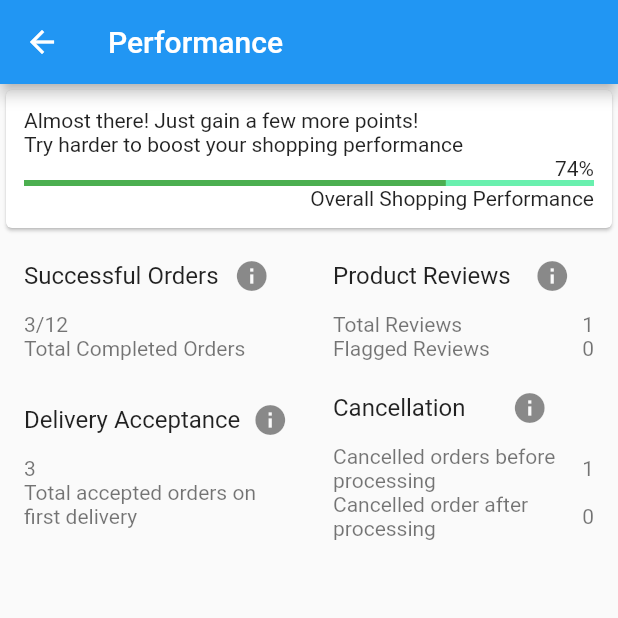
After one commit to johnj-dev/amazon_s3_test, a Flutter app: the PerformanceBuyer screen opened directly, on a phone screen of 412 x 824 dp, the top half of it. The commit adds this screen. Run offline on Flutter 3.47's test engine with Material 2 defaults, Android fonts, the phone set to English and light mode, and no system bars; our stand-ins replace dio, flutter_dash; missing offline and left inert: amazon_cognito_identity_dart, amazon_cognito_identity_dart_2, flutter_aws_s3_client.

Commit message:
Add performance page

```diff
--- a/lib/main.dart
+++ b/lib/main.dart
@@ -1,6 +1,7 @@
 import 'dart:io';
 
 import 'package:amazon_s3_test/order_tracker.dart';
+import 'package:amazon_s3_test/performance_buyer.dart';
 import 'package:flutter/material.dart';
 import 'package:amazon_s3_test/policy_v3.dart';
 
@@ -37,6 +38,31 @@ class _MyHomeState extends State<MyHome> {
     // });
   }
 
+  void askAQuestion() {
+    showDialog(
+      context: context,
+      builder: (context) {
+        return AlertDialog(
+          title: Text('How may I help you?'),
+          content: Column(
+            mainAxisSize: MainAxisSize.min,
+            children: [
+              TextField(
+                keyboardType: TextInputType.multiline,
+                maxLines: 4,
+              ),
+              SizedBox(height: 20.0),
+              RaisedButton(
+                child: Text('Submit'),
+                onPressed: (){}
+              ),
+            ],
+          ),
+        );
+      }
+    );
+  }
+
   @override
   Widget build(BuildContext context) {
     return Scaffold(
@@ -58,6 +84,18 @@ class _MyHomeState extends State<MyHome> {
               Navigator.push(context, MaterialPageRoute(builder: (context) => OrderTracker()));
             }
           ),
+          RaisedButton(
+            child: Text('Ask a Question'),
+            onPressed: () {
+              askAQuestion();
+            }
+          ),
+          RaisedButton(
+              child: Text('Performance'),
+              onPressed: () {
+                Navigator.push(context, MaterialPageRoute(builder: (context) => PerformanceBuyer()));
+              }
+          ),
         ],
       ),
     );
--- /dev/null
+++ b/lib/performance_buyer.dart
@@ -0,0 +1,252 @@
+import 'package:flutter/material.dart';
+
+class PerformanceBuyer extends StatefulWidget {
+  @override
+  _PerformanceBuyerState createState() => _PerformanceBuyerState();
+}
+
+class _PerformanceBuyerState extends State<PerformanceBuyer> {
+  int progress;
+
+  @override
+  void initState() {
+    // TODO: implement initState
+    progress = 74;
+    super.initState();
+  }
+
+  @override
+  Widget build(BuildContext context) {
+    return Scaffold(
+      appBar: AppBar(
+        title: Text('Performance'),
+      ),
+      body: Column(
+        children: [
+          Card(
+            child: Padding(
+              padding: const EdgeInsets.all(12.0),
+              child: Column(
+                children: [
+                  Align(
+                    alignment: Alignment.centerLeft,
+                    child: Text('Almost there! Just gain a few more points!')),
+                  Align(
+                    alignment: Alignment.centerLeft,
+                    child: Text('Try harder to boost your shopping performance')),
+                  Align(
+                    alignment: Alignment.centerRight,
+                    child: Text('$progress%')),
+                  LinearProgressIndicator(
+                    backgroundColor: Colors.greenAccent,
+                    valueColor: new AlwaysStoppedAnimation<Color>(Colors.green),
+                    value: progress != 0 ? progress/100 : 0,
+                  ),
+                  Align(
+                    alignment: Alignment.centerRight,
+                    child: Text(
+                      'Overall Shopping Performance',
+                      textAlign: TextAlign.end,
+                    ),
+                  ),
+                ],
+              ),
+            ),
+          ),
+          Row(
+            children: [
+              Expanded(
+                child: ListTile(
+                  title: Row(
+                    mainAxisAlignment: MainAxisAlignment.spaceBetween,
+                    children: [
+                      Text('Successful Orders'),
+                      Expanded(
+                        child: Tooltip(
+                          // waitDuration: Duration(seconds: 1),
+                          showDuration: Duration(seconds: 2),
+                          padding: EdgeInsets.all(5),
+                          height: 35,
+                          textStyle: TextStyle(
+                              fontSize: 15, color: Colors.white, fontWeight: FontWeight.normal),
+                          decoration: BoxDecoration(
+                              borderRadius: BorderRadius.circular(10), color: Colors.green),
+                          message: 'Tool tip here=================',
+                          child: IconButton(
+                            icon: Icon(Icons.info),
+                            onPressed: () {
+                              /* your code */
+                            },
+                          ),
+                        ),
+                      ),
+                    ],
+                  ),
+                  subtitle: Align(
+                    alignment: Alignment.centerLeft,
+                    child: Column(
+                      children: [
+                        Align(
+                          alignment: Alignment.centerLeft,
+                          child: Text('3/12')
+                        ),
+                        Align(
+                          alignment: Alignment.centerLeft,
+                          child: Text('Total Completed Orders')
+                        ),
+                      ],
+                    ),
+                  ),
+                ),
+              ),
+              Expanded(
+                child: ListTile(
+                  title: Row(
+                    mainAxisAlignment: MainAxisAlignment.spaceBetween,
+                    children: [
+                      Text('Product Reviews'),
+                      Expanded(
+                        child: Tooltip(
+                          // waitDuration: Duration(seconds: 1),
+                          showDuration: Duration(seconds: 2),
+                          padding: EdgeInsets.all(5),
+                          height: 35,
+                          textStyle: TextStyle(
+                              fontSize: 15, color: Colors.white, fontWeight: FontWeight.normal),
+                          decoration: BoxDecoration(
+                              borderRadius: BorderRadius.circular(10), color: Colors.green),
+                          message: 'Tool tip here=================',
+                          child: IconButton(
+                            icon: Icon(Icons.info),
+                            onPressed: () {
+                              /* your code */
+                            },
+                          ),
+                        ),
+                      ),
+                    ],
+                  ),
+                  subtitle: Column(
+                    mainAxisSize: MainAxisSize.min,
+                    children: [
+                      Row(
+                        mainAxisAlignment: MainAxisAlignment.spaceBetween,
+                        children: [
+                          Text('Total Reviews'),
+                          Text('1')
+                        ],
+                      ),
+                      Row(
+                        mainAxisAlignment: MainAxisAlignment.spaceBetween,
+                        children: [
+                          Text('Flagged Reviews'),
+                          Text('0')
+                        ],
+                      ),
+                    ],
+                  ),
+                ),
+              ),
+            ],
+          ),
+          Row(
+            children: [
+              Expanded(
+                child: ListTile(
+                  title: Row(
+                    mainAxisAlignment: MainAxisAlignment.spaceBetween,
+                    children: [
+                      Text('Delivery Acceptance'),
+                      Expanded(
+                        child: Tooltip(
+                          // waitDuration: Duration(seconds: 1),
+                          showDuration: Duration(seconds: 2),
+                          padding: EdgeInsets.all(5),
+                          height: 35,
+                          textStyle: TextStyle(
+                              fontSize: 15, color: Colors.white, fontWeight: FontWeight.normal),
+                          decoration: BoxDecoration(
+                              borderRadius: BorderRadius.circular(10), color: Colors.green),
+                          message: 'Tool tip here=================',
+                          child: IconButton(
+                            icon: Icon(Icons.info),
+                            onPressed: () {
+                              /* your code */
+                            },
+                          ),
+                        ),
+                      ),
+                    ],
+                  ),
+                  subtitle: Align(
+                    alignment: Alignment.centerLeft,
+                    child: Column(
+                      children: [
+                        Align(
+                            alignment: Alignment.centerLeft,
+                            child: Text('3')
+                        ),
+                        Align(
+                            alignment: Alignment.centerLeft,
+                            child: Text('Total accepted orders on first delivery')
+                        ),
+                      ],
+                    ),
+                  ),
+                ),
+              ),
+              Expanded(
+                child: ListTile(
+                  title: Row(
+                    mainAxisAlignment: MainAxisAlignment.spaceBetween,
+                    children: [
+                      Text('Cancellation'),
+                      Expanded(
+                        child: Tooltip(
+                          // waitDuration: Duration(seconds: 1),
+                          showDuration: Duration(seconds: 2),
+                          padding: EdgeInsets.all(5),
+                          height: 35,
+                          textStyle: TextStyle(
+                              fontSize: 15, color: Colors.white, fontWeight: FontWeight.normal),
+                          decoration: BoxDecoration(
+                              borderRadius: BorderRadius.circular(10), color: Colors.green),
+                          message: 'Tool tip here=================',
+                          child: IconButton(
+                            icon: Icon(Icons.info),
+                            onPressed: () {
+                              /* your code */
+                            },
+                          ),
+                        ),
+                      ),
+                    ],
+                  ),
+                  subtitle: Column(
+                    mainAxisSize: MainAxisSize.min,
+                    children: [
+                      Row(
+                        mainAxisAlignment: MainAxisAlignment.spaceBetween,
+                        children: [
+                          Expanded(child: Text('Cancelled orders before processing')),
+                          Text('1')
+                        ],
+                      ),
+                      Row(
+                        mainAxisAlignment: MainAxisAlignment.spaceBetween,
+                        children: [
+                          Expanded(child: Text('Cancelled order after processing')),
+                          Text('0')
+                        ],
+                      ),
+                    ],
+                  ),
+                ),
+              ),
+            ],
+          )
+        ],
+      ),
+    );
+  }
+}
```
